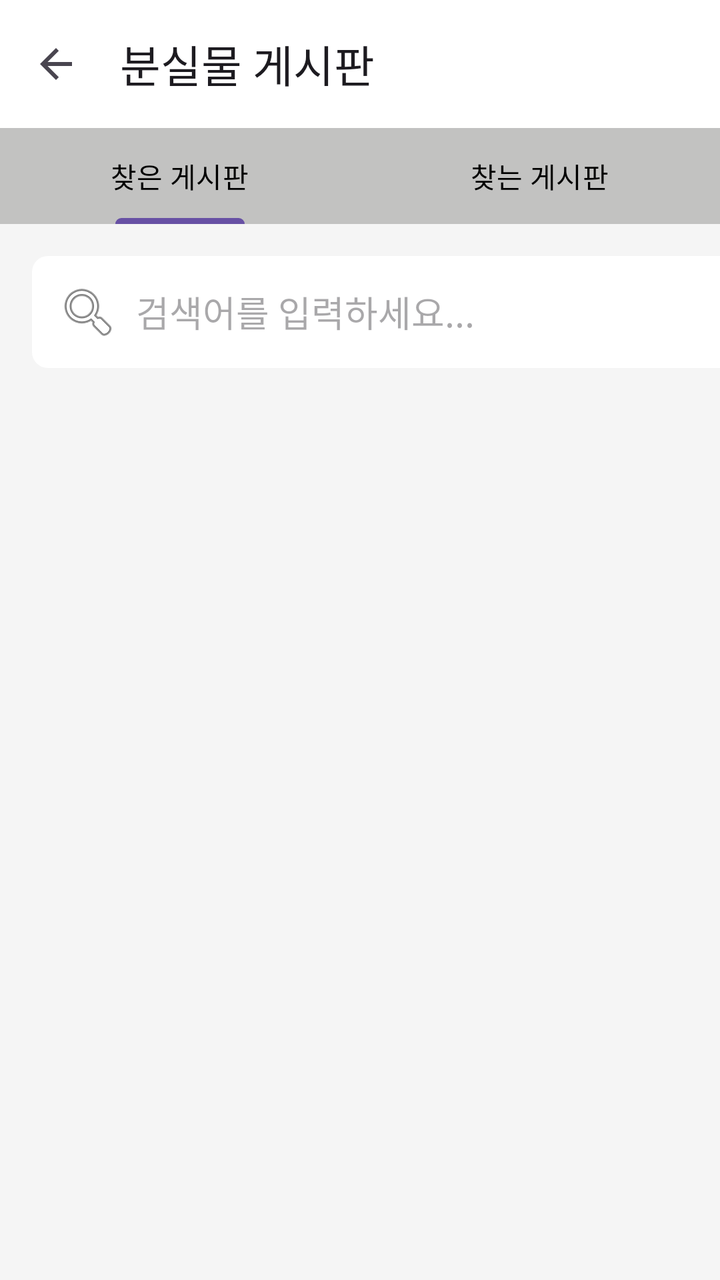
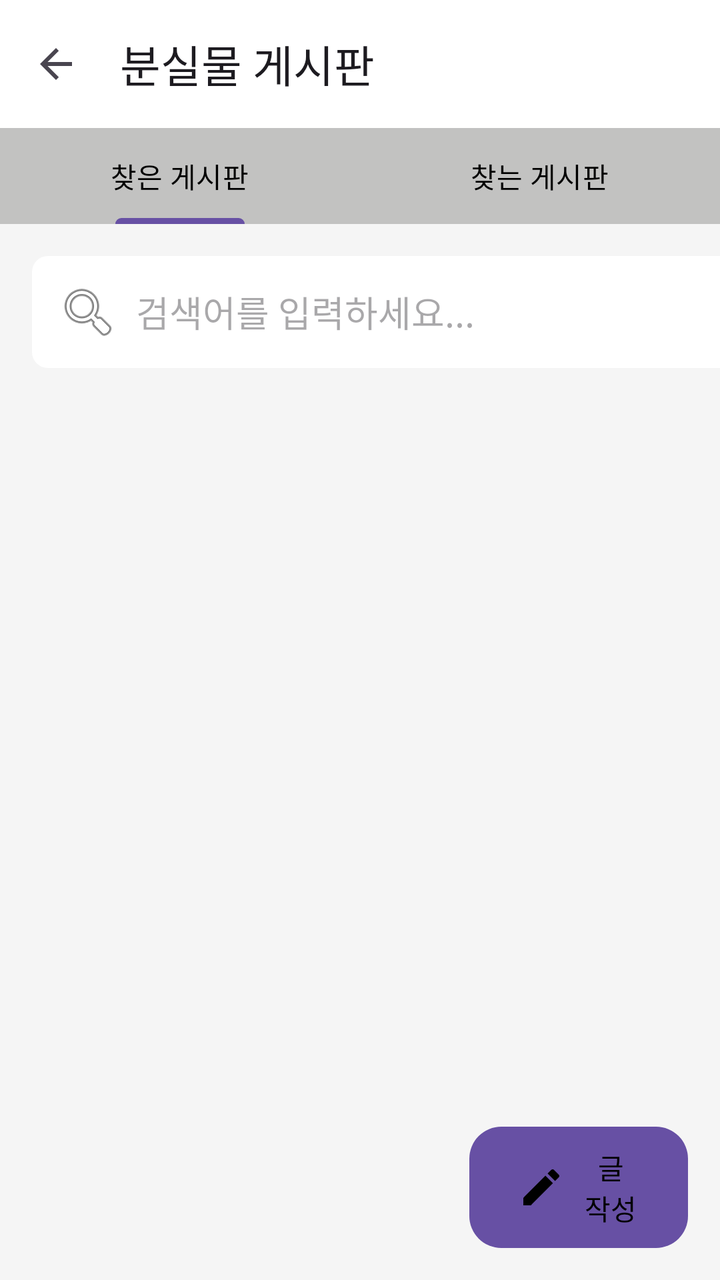

Before-and-after screenshots of an Android layout around one commit, followed by the original layout XML and the change that was made.
<!-- AndroidManifest.xml: application theme Theme.Lostfind -->
<!-- res/layout/postlist.xml -->
<?xml version="1.0" encoding="utf-8"?>
<LinearLayout xmlns:android="http://schemas.android.com/apk/res/android"
    xmlns:app="http://schemas.android.com/apk/res-auto"
    xmlns:tools="http://schemas.android.com/tools"
    android:id="@+id/main"
    android:layout_width="match_parent"
    android:layout_height="match_parent"
    android:orientation="vertical"
    android:background="#F5F5F5"
    tools:context=".MainActivity">

    <androidx.appcompat.widget.Toolbar
        android:id="@+id/toolbar"
        android:layout_width="match_parent"
        android:layout_height="?attr/actionBarSize"
        android:background="@color/white"
        app:title="분실물 게시판"
        app:navigationIcon="?attr/homeAsUpIndicator" />

    <com.google.android.material.tabs.TabLayout
        android:id="@+id/tab_layout"
        android:layout_width="match_parent"
        android:layout_height="wrap_content"
        android:background="@color/gray"
        app:tabTextColor="@color/black"
        app:tabMode="fixed">

        <com.google.android.material.tabs.TabItem
            android:layout_width="wrap_content"
            android:layout_height="wrap_content"
            android:text="찾은 게시판" />

        <com.google.android.material.tabs.TabItem
            android:layout_width="wrap_content"
            android:layout_height="wrap_content"
            android:text="찾는 게시판" />
    </com.google.android.material.tabs.TabLayout>

    <EditText
        android:id="@+id/search_edit_text"
        android:layout_width="382dp"
        android:layout_height="wrap_content"
        android:layout_margin="16dp"
        android:background="@drawable/edit_text_background"
        android:drawableStart="@android:drawable/ic_menu_search"
        android:drawablePadding="8dp"
        android:hint="검색어를 입력하세요..."
        android:padding="12dp" />

    <androidx.recyclerview.widget.RecyclerView
        android:id="@+id/recycler_view"
        android:layout_width="match_parent"
        android:layout_height="0dp"
        android:layout_weight="1"
        android:padding="8dp"/>

</LinearLayout>
<!-- resources referenced by this layout -->
<resources>
  <color name="black">#FF000000</color>
  <color name="gray">#C2C2C1</color>
  <color name="white">#FFFFFFFF</color>
  <!-- drawable edit_text_background (drawable) -->
  <?xml version="1.0" encoding="utf-8"?>
  <shape xmlns:android="http://schemas.android.com/apk/res/android">
      <solid android:color="@android:color/white"/>
      <corners android:radius="8dp"/>
  </shape>
  <style name="Theme.Lostfind" parent="Base.Theme.Lostfind" />
  <style name="Base.Theme.Lostfind" parent="Theme.Material3.DayNight.NoActionBar">
          
          
      </style>
</resources>

<!-- the commit's change to res/layout/postlist.xml (unified diff, before → after) -->
@@ -54,4 +54,28 @@
         android:layout_weight="1"
         android:padding="8dp"/>
 
+    <LinearLayout
+        android:id="@+id/bottom_bar"
+        android:layout_width="match_parent"
+        android:layout_height="wrap_content"
+        android:layout_alignParentBottom="true"
+        android:orientation="horizontal"
+        android:padding="16dp">
+
+        <View
+            android:layout_width="0dp"
+            android:layout_height="0dp"
+            android:layout_weight="2" />
+
+        <Button
+            android:id="@+id/send_message_button"
+            android:layout_width="0dp"
+            android:layout_height="wrap_content"
+            android:layout_weight="1"
+            android:background="@drawable/button_background"
+            android:drawableLeft="@drawable/ic_edit"
+            android:text="글 작성"
+            android:textColor="#000000" />
+    </LinearLayout>
+
 </LinearLayout>
<!-- resource entries referenced after the edit -->
@@ -3,12 +3,28 @@
   <color name="black">#FF000000</color>
   <color name="gray">#C2C2C1</color>
   <color name="white">#FFFFFFFF</color>
+  <!-- drawable button_background (drawable) -->
+  <?xml version="1.0" encoding="utf-8"?>
+  <shape xmlns:android="http://schemas.android.com/apk/res/android">
+      <solid android:color="@android:color/darker_gray"/>
+      <corners android:radius="16dp"/>
+  </shape>
   <!-- drawable edit_text_background (drawable) -->
   <?xml version="1.0" encoding="utf-8"?>
   <shape xmlns:android="http://schemas.android.com/apk/res/android">
       <solid android:color="@android:color/white"/>
       <corners android:radius="8dp"/>
   </shape>
+  <!-- drawable ic_edit (drawable) -->
+  <vector xmlns:android="http://schemas.android.com/apk/res/android"
+      android:width="24dp"
+      android:height="24dp"
+      android:viewportWidth="24.0"
+      android:viewportHeight="24.0">
+      <path
+          android:fillColor="#FF000000"
+          android:pathData="M3,17.25V21h3.75L17.81,9.94l-3.75,-3.75L3,17.25zM20.71,7.04c0.39,-0.39 0.39,-1.02 0,-1.41l-2.34,-2.34c-0.39,-0.39 -1.02,-0.39 -1.41,0l-1.83,1.83 3.75,3.75 1.83,-1.83z"/>
+  </vector>
   <style name="Theme.Lostfind" parent="Base.Theme.Lostfind" />
   <style name="Base.Theme.Lostfind" parent="Theme.Material3.DayNight.NoActionBar">
           
